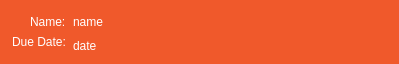
The window that MonkeyManager/taskwidget.ui (MendozaProject/monkey-manager) describes before a commit, drawn with Qt 5.
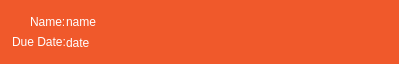
The same window after the commit.

```diff
--- a/MonkeyManager/taskwidget.ui
+++ b/MonkeyManager/taskwidget.ui
@@ -90,34 +90,9 @@
     </widget>
    </item>
    <item>
-    <widget class="QWidget" name="widget_2" native="true">
-     <property name="sizePolicy">
-      <sizepolicy hsizetype="Preferred" vsizetype="Preferred">
-       <horstretch>0</horstretch>
-       <verstretch>0</verstretch>
-      </sizepolicy>
-     </property>
-     <layout class="QVBoxLayout" name="verticalLayout">
-      <property name="leftMargin">
-       <number>7</number>
-      </property>
-      <property name="topMargin">
-       <number>0</number>
-      </property>
-      <property name="rightMargin">
-       <number>0</number>
-      </property>
-      <property name="bottomMargin">
-       <number>0</number>
-      </property>
+    <layout class="QVBoxLayout" name="nameDate">
       <item>
        <widget class="QLabel" name="name">
-        <property name="sizePolicy">
-         <sizepolicy hsizetype="Fixed" vsizetype="Preferred">
-          <horstretch>0</horstretch>
-          <verstretch>0</verstretch>
-         </sizepolicy>
-        </property>
         <property name="text">
          <string>name</string>
         </property>
@@ -125,19 +100,12 @@
       </item>
       <item>
        <widget class="QLabel" name="date">
-        <property name="sizePolicy">
-         <sizepolicy hsizetype="Fixed" vsizetype="Fixed">
-          <horstretch>0</horstretch>
-          <verstretch>0</verstretch>
-         </sizepolicy>
-        </property>
         <property name="text">
          <string>date</string>
         </property>
        </widget>
       </item>
      </layout>
-    </widget>
    </item>
   </layout>
  </widget>
```
Lines whose indentation alone changed are shown as unchanged.
